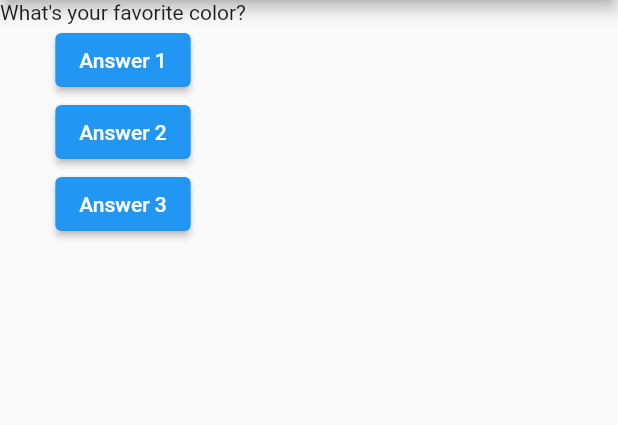
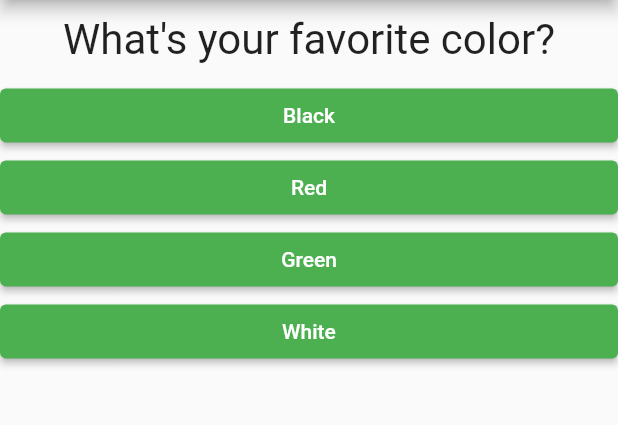
Before and after one commit to plntry/flutter_start, a Flutter app: the screen it shows after launch, on a phone screen of 412 x 824 dp, the part 84-509 px from its top. Run offline on Flutter 3.47's test engine with Material 2 defaults, Android fonts, the phone set to English and light mode, and no system bars.

Commit message:
added rendering questions with answer variants

```diff
--- /dev/null
+++ b/lib/answer.dart
@@ -0,0 +1,22 @@
+import 'package:flutter/material.dart';
+
+class Answer extends StatelessWidget {
+  final Function selectHandler;
+  final String answerText;
+
+  const Answer(this.selectHandler, this.answerText, {super.key});
+
+  @override
+  Widget build(BuildContext context) {
+    return SizedBox(
+      width: double.infinity,
+      child: ElevatedButton(
+        onPressed: () => selectHandler(),
+        style: ButtonStyle(
+          backgroundColor: MaterialStateProperty.all(Colors.green),
+        ),
+        child: Text(answerText),
+      ),
+    );
+  }
+}
--- a/lib/main.dart
+++ b/lib/main.dart
@@ -1,6 +1,7 @@
 import 'package:flutter/material.dart';
 
 import './question.dart';
+import './answer.dart';
 
 void main() => runApp(const MyApp());
 
@@ -16,7 +17,7 @@ class MyApp extends StatefulWidget {
 class _MyAppState extends State<MyApp> {
   var _questionIndex = 0;
 
-  void answerQuestion() {
+  void _answerQuestion() {
     setState(() {
       _questionIndex++;
     });
@@ -26,9 +27,34 @@ class _MyAppState extends State<MyApp> {
 
   @override
   Widget build(BuildContext context) {
-    var questions = [
-      'What\'s your favorite color?',
-      'What\'s your favorite animal?',
+    const questions = [
+      {
+        'questionText': 'What\'s your favorite color?',
+        'answers': [
+          'Black',
+          'Red',
+          'Green',
+          'White',
+        ],
+      },
+      {
+        'questionText': 'What\'s your favorite animal?',
+        'answers': [
+          'Rabbit',
+          'Snake',
+          'Elephant',
+          'Lion',
+        ],
+      },
+      {
+        'questionText': 'What\'s your favorite browser?',
+        'answers': [
+          'Microsoft Edge',
+          'Google Chrome',
+          'Internet Explorer',
+          'Opera',
+        ]
+      }
     ];
 
     return MaterialApp(
@@ -42,20 +68,11 @@ class _MyAppState extends State<MyApp> {
         body: Column(
           children: [
             Question(
-              questions[_questionIndex],
+              questions[_questionIndex]['questionText'] as String,
             ),
-            ElevatedButton(
-              onPressed: () => answerQuestion(),
-              child: const Text('Answer 1'),
-            ),
-            ElevatedButton(
-              onPressed: () => answerQuestion(),
-              child: const Text('Answer 2'),
-            ),
-            ElevatedButton(
-              onPressed: () => answerQuestion(),
-              child: const Text('Answer 3'),
-            )
+            ...(questions[_questionIndex]['answers'] as List<String>)
+                .map((answer) => Answer(_answerQuestion, answer))
+                .toList()
           ],
         ),
       ),
--- a/lib/question.dart
+++ b/lib/question.dart
@@ -7,6 +7,16 @@ class Question extends StatelessWidget {
 
   @override
   Widget build(BuildContext context) {
-    return Text(questionText);
+    return Padding(
+      padding: const EdgeInsets.all(10),
+      child: SizedBox(
+        width: double.infinity,
+        child: Text(
+          questionText,
+          style: const TextStyle(fontSize: 28),
+          textAlign: TextAlign.center,
+        ),
+      ),
+    );
   }
 }
```
